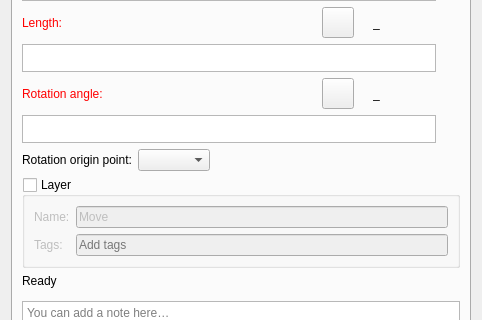
Before: the Qt Designer form src/libs/vtools/dialogs/tools/dialogmove.ui in equinox-patterns/Ostara, drawn with Qt 5; both pictures show x 0 to 482 and y 275 to 595 of the 482 by 696 pixel window.
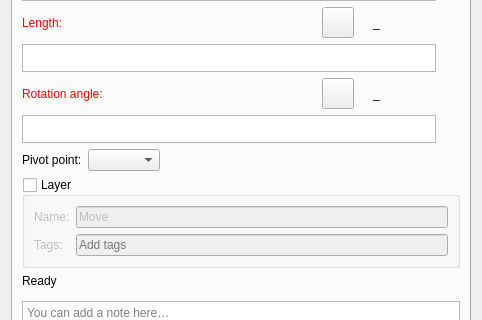
After: the same form once the commit is applied. Icons and pictures are not drawn. Custom widgets are drawn as their Qt base class.

Commit message: Rotation : le champ Angle passe au composant, le dialogue se réduit, et la ligne de résultat a son menu

```diff
--- a/src/libs/vtools/dialogs/tools/dialogmove.ui
+++ b/src/libs/vtools/dialogs/tools/dialogmove.ui
@@ -750,7 +750,7 @@
          <item row="0" column="0">
           <widget class="QLabel" name="label">
            <property name="text">
-            <string>Rotation origin point:</string>
+            <string>Pivot point:</string>
            </property>
           </widget>
          </item>
```
The commit also changes 15 other files.
